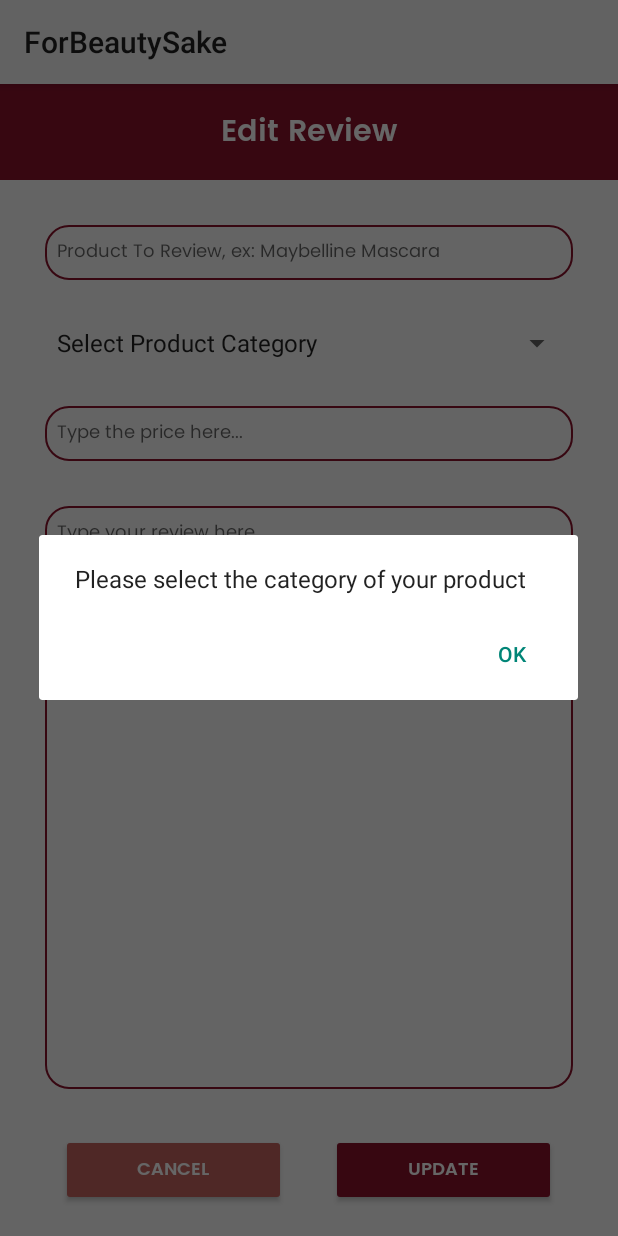
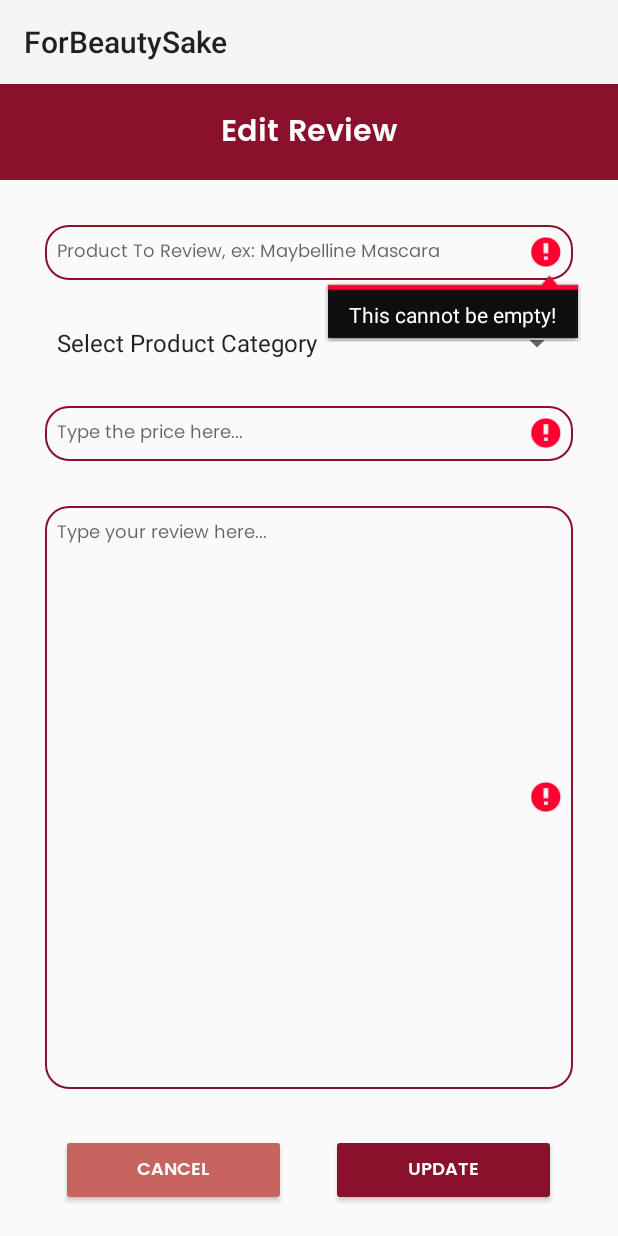
Before and after one commit to gloriayoland/ForBeautySake, an Android app: the EditReview screen opened directly, with no data from a screen before it, after a tap on "UPDATE", on a phone screen of 412 x 824 dp. Run offline under Robolectric (Android 15) with nearby library versions, the phone set to English and light mode, and no system bars; our stand-ins replace Firebase (no records; nobody signed in at launch, a user with empty details on screens opened directly); 2 statements that could not run were skipped.

Commit message:
Update alert EditReview.java

```diff
--- a/app/src/main/java/com/example/forbeautysake/EditReview.java
+++ b/app/src/main/java/com/example/forbeautysake/EditReview.java
@@ -108,7 +108,15 @@ public class EditReview extends AppCompatActivity implements AdapterView.OnItemS
                 String product_name = productName.getText().toString();
                 String product_price = productPrice.getText().toString();
                 String review_detail = reviewDet.getText().toString();
-                updateReview();
+
+                if (!product_name.isEmpty() & !product_price.isEmpty() & !review_detail.isEmpty()){
+                    updateReview();
+                }else{
+                    Toast.makeText(EditReview.this, "You cannot update an empty review!", Toast.LENGTH_SHORT).show();
+                    productName.setError("This cannot be empty!");
+                    productPrice.setError("This cannot be empty!");
+                    reviewDet.setError("This cannot be empty");
+                }
             }
         });
     }
```
